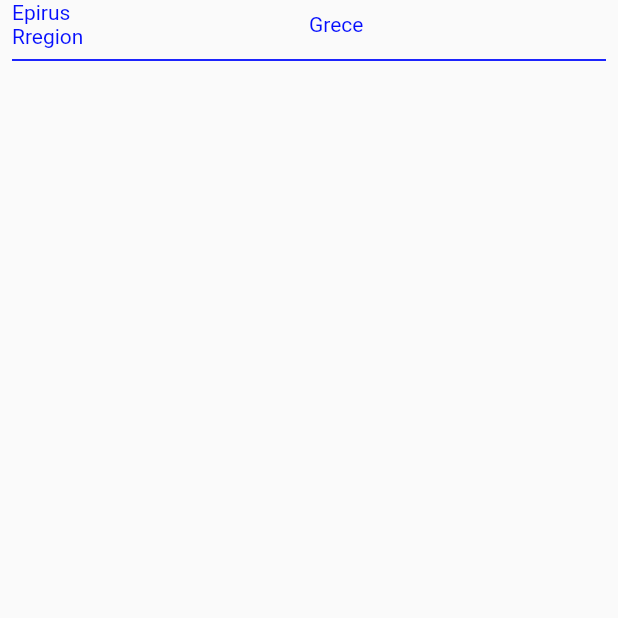
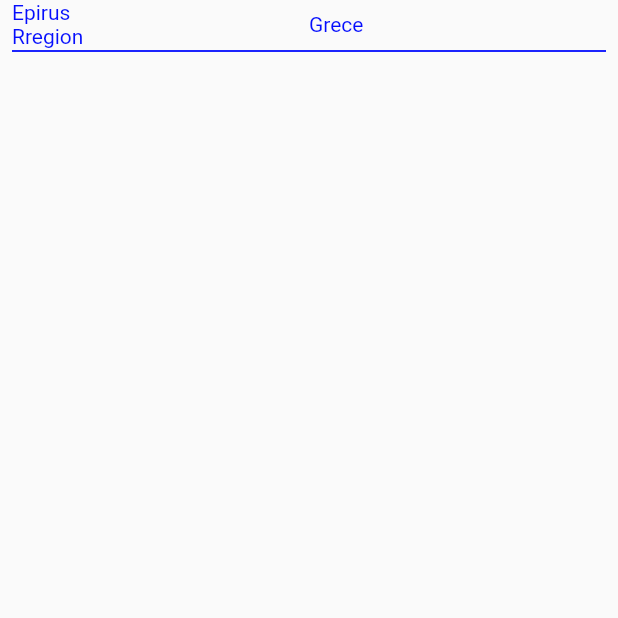
Before and after one commit to JAICHANGPARK/flutter_notebook_10th_story, a Flutter app: the Layout2Page screen opened directly, on a phone screen of 412 x 824 dp, the top half of it. Run offline on Flutter 3.47's test engine with Material 2 defaults, Android fonts, the phone set to English and light mode, and no system bars.

Commit message:
Update layout_2_page.dart

```diff
--- a/lib/ep667_mobile_layout/layout_2_page.dart
+++ b/lib/ep667_mobile_layout/layout_2_page.dart
@@ -32,6 +32,7 @@ class Layout2Page extends StatelessWidget {
               color: mobileLayoutAppColor,
               indent: 8,
               endIndent: 8,
+              height: 4,
             ),
           ],
         ),
```
